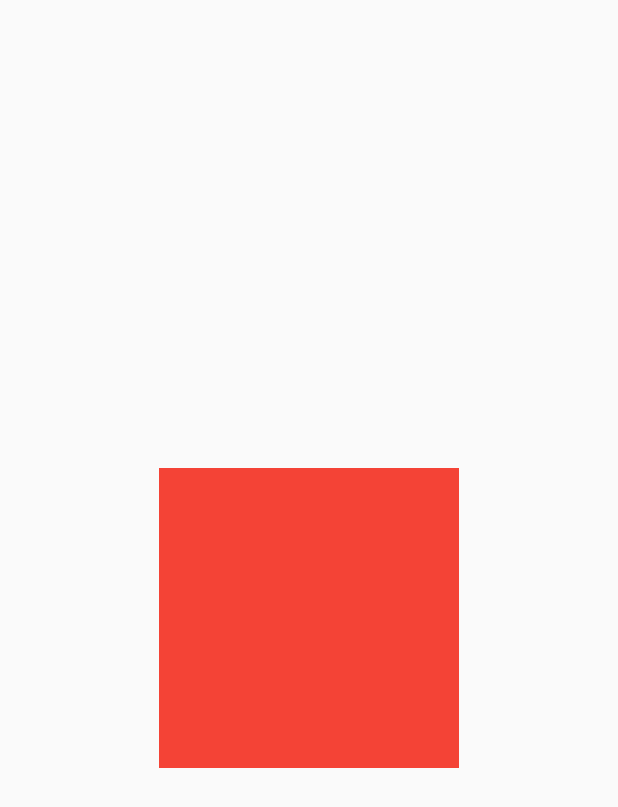
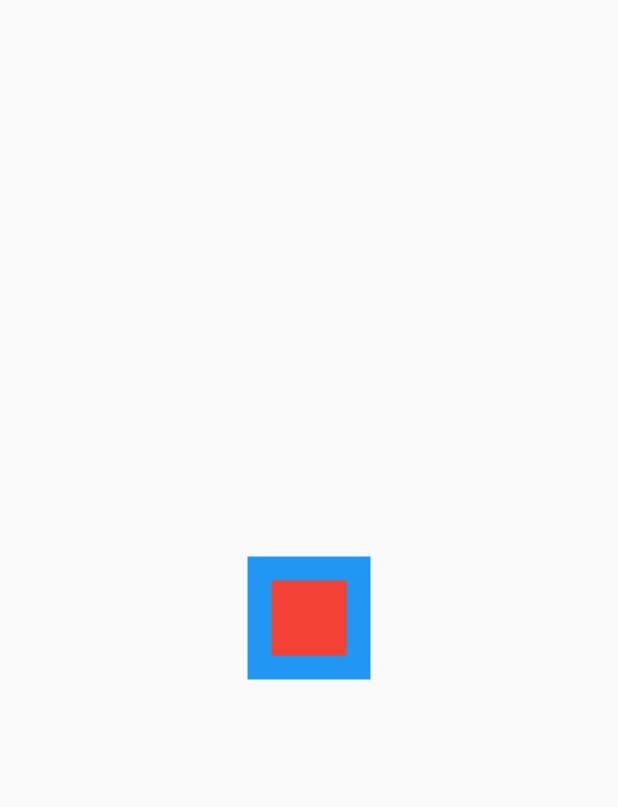
Before and after one commit to hwan33/flutter, a Flutter app: the screen it shows after launch, on a phone screen of 412 x 824 dp. Shown: the top 807 px of the screen. Run offline on Flutter 3.47's test engine with Material 2 defaults, Android fonts, the phone set to English and light mode, and no system bars.

Commit message:
디자인 관련 위젯 - Padding

```diff
--- a/lib/main.dart
+++ b/lib/main.dart
@@ -11,12 +11,15 @@ class MyApp extends StatelessWidget {
     return MaterialApp(
       home: Scaffold(
         body: Center(
-          child: SizedBox(
-            height: 200.0,
-            width: 200.0,
-
-            child: Container(
-              color: Colors.red,
+          child: Container(
+            color: Colors.blue,
+            child: Padding(
+              padding: EdgeInsets.all(16.0),
+              child: Container(
+                color: Colors.red,
+                width: 50.0,
+                height: 50.0,
+              ),
             ),
           ),
         ),
```
